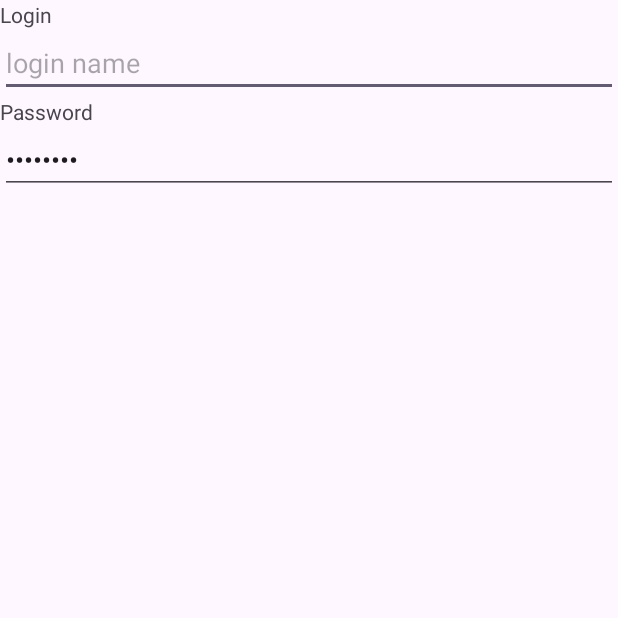
After one commit to momanmalik/CP470, an Android app: the LoginActivity screen opened directly, with no data from a screen before it, on a phone screen of 412 x 824 dp, the top half of it. The commit adds this screen. Run offline under Robolectric (Android 15) with nearby library versions, the phone set to English and light mode, and no system bars.

Commit message:
Added 3 activities for part 2

```diff
--- /dev/null
+++ b/app/src/main/java/com/example/androidassignments/LoginActivity.java
@@ -0,0 +1,14 @@
+package com.example.androidassignments;
+
+import androidx.appcompat.app.AppCompatActivity;
+
+import android.os.Bundle;
+
+public class LoginActivity extends AppCompatActivity {
+
+    @Override
+    protected void onCreate(Bundle savedInstanceState) {
+        super.onCreate(savedInstanceState);
+        setContentView(R.layout.activity_login);
+    }
+}
--- /dev/null
+++ b/app/src/main/res/layout/activity_login.xml
@@ -0,0 +1,34 @@
+<?xml version="1.0" encoding="utf-8"?>
+<LinearLayout xmlns:android="http://schemas.android.com/apk/res/android"
+    xmlns:app="http://schemas.android.com/apk/res-auto"
+    xmlns:tools="http://schemas.android.com/tools"
+    android:layout_width="match_parent"
+    android:layout_height="match_parent"
+    android:orientation="vertical"
+    tools:context=".LoginActivity">
+
+    <TextView
+        android:layout_width="match_parent"
+        android:layout_height="wrap_content"
+        android:text="@string/login_message" />
+
+    <EditText
+        android:layout_width="match_parent"
+        android:layout_height="wrap_content"
+        android:hint="login name"
+        android:inputType="textEmailAddress" />
+
+    <TextView
+        android:id="@+id/textView2"
+        android:layout_width="match_parent"
+        android:layout_height="wrap_content"
+        android:text="@string/password_message" />
+
+    <EditText
+        android:id="@+id/editTextTextPassword"
+        android:layout_width="match_parent"
+        android:layout_height="wrap_content"
+        android:hint="password"
+        android:inputType="textPassword"
+        android:text="password" />
+</LinearLayout>
--- a/app/src/main/res/values/strings.xml
+++ b/app/src/main/res/values/strings.xml
@@ -1,5 +1,8 @@
 <resources>
     <string name="app_name">AndroidAssignments</string>
     <string name="hello_message">Hello World!</string>
+    <string name="login_message">Login</string>
+    <string name="login_name">login name</string>
+    <string name="password_message">Password</string>
     <string name="ButtonText">I\'m a button</string>
 </resources>
```
Also changed, not shown: app/src/main/AndroidManifest.xml (+8 -0 lines), app/src/main/java/com/example/androidassignments/ListItemsActivity.java (added, +14 -0 lines), app/src/main/res/layout/activity_list_items.xml (added, +42 -0 lines), 1 other file.
